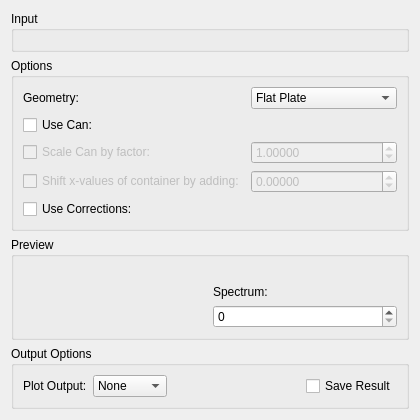
This is MantidQt/CustomInterfaces/inc/MantidQtCustomInterfaces/Indirect/ApplyPaalmanPings.ui in mantidproject/mantid as Qt 5 draws it before an edit. The edited form follows.
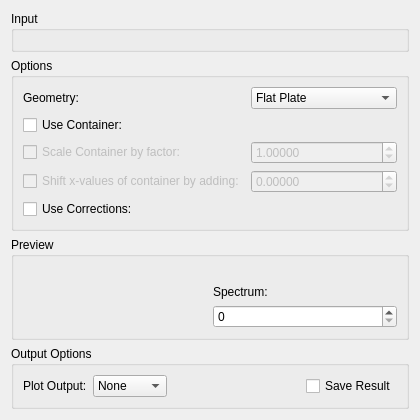
This is the edited form. Custom widgets are drawn as their Qt base class.

Commit message:
Change Can to Container in interface for consistency
Refs #14244

Diff of the .ui file:
```diff
--- a/MantidQt/CustomInterfaces/inc/MantidQtCustomInterfaces/Indirect/ApplyPaalmanPings.ui
+++ b/MantidQt/CustomInterfaces/inc/MantidQtCustomInterfaces/Indirect/ApplyPaalmanPings.ui
@@ -60,7 +60,7 @@
             <item row="1" column="0">
               <widget class="QCheckBox" name="ckUseCan">
                 <property name="text">
-                  <string>Use Can:</string>
+                  <string>Use Container:</string>
                 </property>
               </widget>
             </item>
@@ -163,7 +163,7 @@
                   <bool>false</bool>
                 </property>
                 <property name="text">
-                  <string>Scale Can by factor:</string>
+                  <string>Scale Container by factor:</string>
                 </property>
                 <property name="checked">
                   <bool>false</bool>
```
